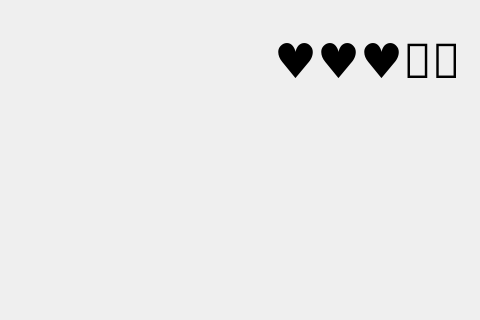
Old version of the form assets/ui/play.ui in the repository museekee/morse_code_learn; both pictures show x 320 to 800 and y 0 to 320 of the 800 by 750 pixel window.
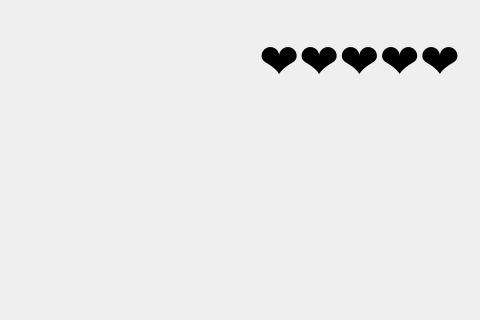
New version of the form.

Commit message: 하트 떨어지는 기능

Patch:
```diff
--- a/assets/ui/play.ui
+++ b/assets/ui/play.ui
@@ -70,7 +70,7 @@
        </font>
       </property>
       <property name="text">
-       <string>♥️♥️♥️🖤🖤</string>
+       <string>❤️❤️❤️❤️❤️</string>
       </property>
      </widget>
     </item>
```
The commit also changes 1 other file.
